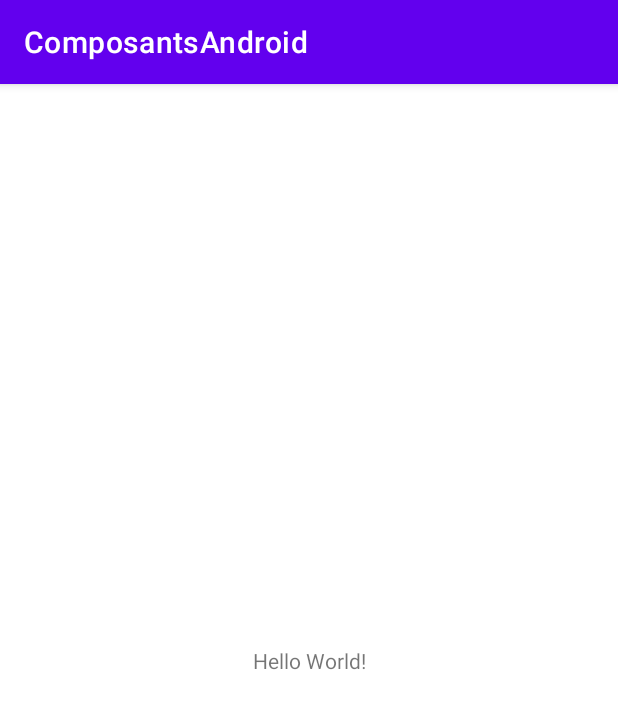
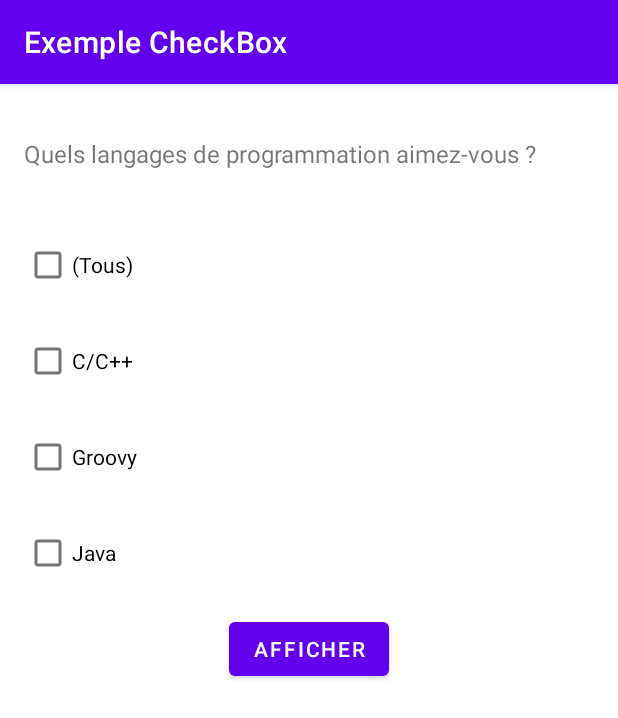
Before and after one commit to BH0791/ComposantsAndroid, an Android app: the screen it shows after launch (MainActivity), on a phone screen of 412 x 824 dp. Shown: the top 718 px of the screen. Run offline under Robolectric (Android 15) with nearby library versions, the phone set to English and light mode, and no system bars.

Commit message:
final -> checkBoxExemple

```diff
--- a/checkBoxExemple/src/main/java/com/example/composantsandroid/MainActivity.java
+++ b/checkBoxExemple/src/main/java/com/example/composantsandroid/MainActivity.java
@@ -1,13 +1,61 @@
 package com.example.composantsandroid;
 
+import android.annotation.SuppressLint;
+import android.widget.Button;
+import android.widget.CheckBox;
 import androidx.appcompat.app.AppCompatActivity;
 import android.os.Bundle;
+import android.widget.Toast;
 
 public class MainActivity extends AppCompatActivity {
 
+    CheckBox checkBoxCheckAll;
+    CheckBox checkBoxCcpp;
+    CheckBox checkBoxGroovy;
+    CheckBox checkBoxJava;
+    Button btnAfficher;
+
+    @SuppressLint("MissingInflatedId")
     @Override
     protected void onCreate(Bundle savedInstanceState) {
         super.onCreate(savedInstanceState);
         setContentView(R.layout.activity_main);
+
+        checkBoxCheckAll = findViewById(R.id.checkBox_checkAll);
+        checkBoxCcpp = findViewById(R.id.checkBox_ccpp);
+        checkBoxGroovy = findViewById(R.id.checkBox_groovy);
+        checkBoxJava = findViewById(R.id.checkBox_java);
+        btnAfficher = findViewById(R.id.button_btnAfficher);
+
+        btnAfficher.setOnClickListener(v -> {
+            String message = null;
+            if(this.checkBoxCcpp.isChecked()) {
+                message =  this.checkBoxCcpp.getText().toString();
+            }
+            if(this.checkBoxGroovy.isChecked()) {
+                if(message== null)  {
+                    message =  this.checkBoxGroovy.getText().toString();
+                } else {
+                    message += ", " + this.checkBoxGroovy.getText().toString();
+                }
+            }
+            if(this.checkBoxJava.isChecked()) {
+                if(message== null)  {
+                    message =  this.checkBoxJava.getText().toString();
+                } else {
+                    message += ", " + this.checkBoxJava.getText().toString();
+                }
+            }
+            message = message == null? "Pas de sélection": "Votre choix: " + message;
+            Toast.makeText(this, message, Toast.LENGTH_LONG).show();
+        });
+
+        checkBoxCheckAll.setOnCheckedChangeListener((bt, choix) -> {
+            this.checkBoxGroovy.setChecked(choix);
+            this.checkBoxCcpp.setChecked(choix);
+            this.checkBoxJava.setChecked(choix);
+        });
+
     }
+
 }
--- a/checkBoxExemple/src/main/res/layout/activity_main.xml
+++ b/checkBoxExemple/src/main/res/layout/activity_main.xml
@@ -7,12 +7,86 @@
         android:layout_height="match_parent"
         tools:context=".MainActivity">
     <TextView
+            android:id="@+id/textView"
+            android:layout_width="0dp"
+            android:layout_height="wrap_content"
+            android:layout_marginStart="16dp"
+            android:layout_marginLeft="16dp"
+            android:layout_marginTop="35dp"
+            android:layout_marginEnd="16dp"
+            android:layout_marginRight="16dp"
+            android:text="@string/quels_langages_de_programmation_aimez_vous"
+            android:textSize="16sp"
+            app:layout_constraintEnd_toEndOf="parent"
+            app:layout_constraintStart_toStartOf="parent"
+            app:layout_constraintTop_toTopOf="parent" />
+    <CheckBox
+            android:id="@+id/checkBox_checkAll"
+            android:layout_width="0dp"
+            android:textSize="14sp"
+            android:layout_height="wrap_content"
+            android:layout_marginStart="16dp"
+            android:layout_marginLeft="16dp"
+            android:layout_marginTop="39dp"
+            android:layout_marginEnd="16dp"
+            android:layout_marginRight="16dp"
+            android:text="@string/tous_choisir"
+            app:layout_constraintEnd_toEndOf="parent"
+            app:layout_constraintStart_toStartOf="parent"
+            app:layout_constraintTop_toBottomOf="@+id/textView" />
+    <CheckBox
+            android:id="@+id/checkBox_ccpp"
+            android:layout_width="0dp"
+            android:textSize="14sp"
+            android:layout_height="wrap_content"
+            android:layout_marginStart="16dp"
+            android:layout_marginLeft="16dp"
+            android:layout_marginTop="16dp"
+            android:layout_marginEnd="16dp"
+            android:layout_marginRight="16dp"
+            android:text="@string/c_cpp"
+            app:layout_constraintEnd_toEndOf="parent"
+            app:layout_constraintStart_toStartOf="parent"
+            app:layout_constraintTop_toBottomOf="@+id/checkBox_checkAll" />
+    <CheckBox
+            android:id="@+id/checkBox_groovy"
+            android:layout_width="0dp"
+            android:textSize="14sp"
+            android:layout_height="wrap_content"
+            android:layout_marginStart="16dp"
+            android:layout_marginLeft="16dp"
+            android:layout_marginTop="16dp"
+            android:layout_marginEnd="16dp"
+            android:layout_marginRight="16dp"
+            android:text="@string/groovy"
+            app:layout_constraintEnd_toEndOf="parent"
+            app:layout_constraintStart_toStartOf="parent"
+            app:layout_constraintTop_toBottomOf="@+id/checkBox_ccpp" />
+
+    <CheckBox
+            android:id="@+id/checkBox_java"
+            android:layout_width="0dp"
+            android:textSize="14sp"
+            android:layout_height="wrap_content"
+            android:layout_marginStart="16dp"
+            android:layout_marginLeft="16dp"
+            android:layout_marginTop="16dp"
+            android:layout_marginEnd="16dp"
+            android:layout_marginRight="16dp"
+            android:text="@string/java"
+            app:layout_constraintEnd_toEndOf="parent"
+            app:layout_constraintStart_toStartOf="parent"
+            app:layout_constraintTop_toBottomOf="@+id/checkBox_groovy" />
+
+    <Button
+            android:id="@+id/button_btnAfficher"
             android:layout_width="wrap_content"
             android:layout_height="wrap_content"
-            android:text="Hello World!"
-            app:layout_constraintBottom_toBottomOf="parent"
+            android:layout_marginTop="16dp"
+            android:textSize="14sp"
+            android:text="@string/afficher"
+            app:layout_constraintEnd_toEndOf="parent"
             app:layout_constraintStart_toStartOf="parent"
-            app:layout_constraintEnd_toEndOf="parent"
-            app:layout_constraintTop_toTopOf="parent"/>
+            app:layout_constraintTop_toBottomOf="@+id/checkBox_java" />
 
 </androidx.constraintlayout.widget.ConstraintLayout>
--- a/checkBoxExemple/src/main/res/values/strings.xml
+++ b/checkBoxExemple/src/main/res/values/strings.xml
@@ -1,3 +1,9 @@
 <resources>
-    <string name="app_name">ComposantsAndroid</string>
+    <string name="app_name">Exemple CheckBox</string>
+    <string name="quels_langages_de_programmation_aimez_vous">Quels langages de programmation aimez-vous ?</string>
+    <string name="tous_choisir">(Tous)</string>
+    <string name="c_cpp">C/C++</string>
+    <string name="java">Java</string>
+    <string name="afficher">Afficher</string>
+    <string name="groovy">Groovy</string>
 </resources>
```
